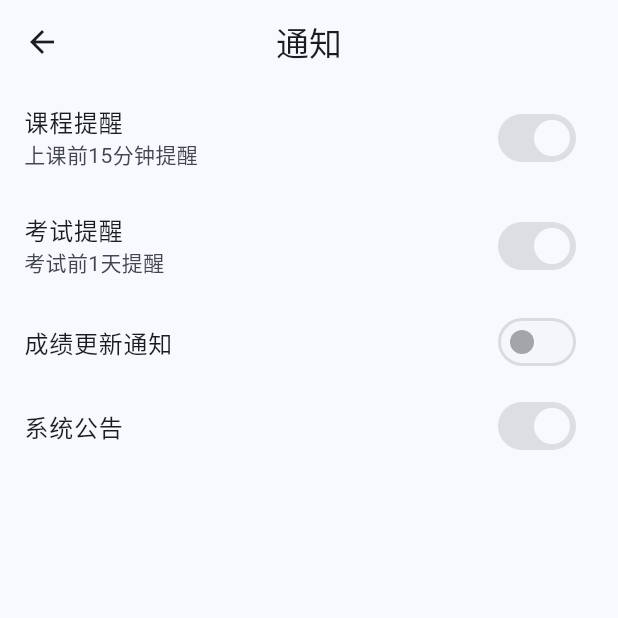
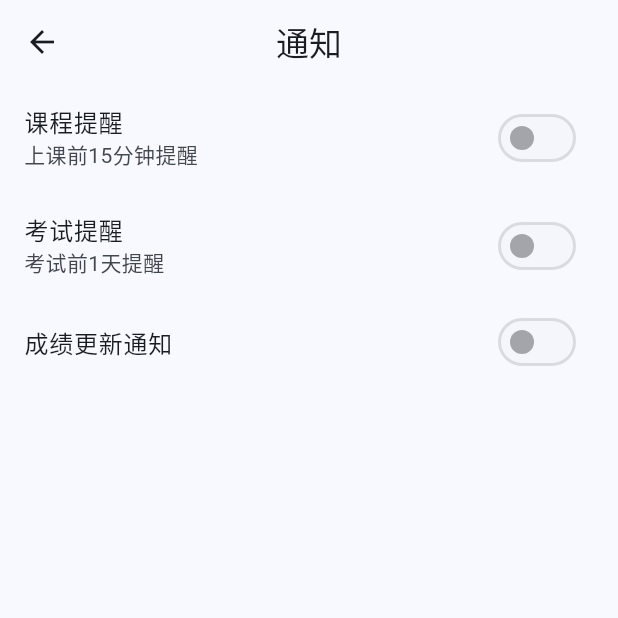
Before and after one commit to HsxMark/MySUES, a Flutter app: the NotificationsScreen screen opened directly, on a phone screen of 412 x 824 dp, the top half of it. Run offline on Flutter 3.47's test engine with Material 3 defaults, Android fonts, the phone set to English and light mode, and no system bars; our stand-ins replace file_picker, flutter_svg, shared_preferences; missing offline and left inert: syncfusion_flutter_pdf; accounts and stored records are empty.

Commit message:
通知先mock着吧

```diff
--- a/lib/screens/settings/notifications_screen.dart
+++ b/lib/screens/settings/notifications_screen.dart
@@ -14,20 +14,16 @@ class NotificationsScreen extends StatelessWidget {
           ListTile(
             title: Text('课程提醒'),
             subtitle: Text('上课前15分钟提醒'),
-            trailing: Switch(value: true, onChanged: null), // Mocked
+            trailing: Switch(value: false, onChanged: null),
           ),
           ListTile(
             title: Text('考试提醒'),
             subtitle: Text('考试前1天提醒'),
-            trailing: Switch(value: true, onChanged: null), // Mocked
+            trailing: Switch(value: false, onChanged: null),
           ),
           ListTile(
             title: Text('成绩更新通知'),
-            trailing: Switch(value: false, onChanged: null), // Mocked
-          ),
-          ListTile(
-            title: Text('系统公告'),
-            trailing: Switch(value: true, onChanged: null), // Mocked
+            trailing: Switch(value: false, onChanged: null),
           ),
         ],
       ),
```
